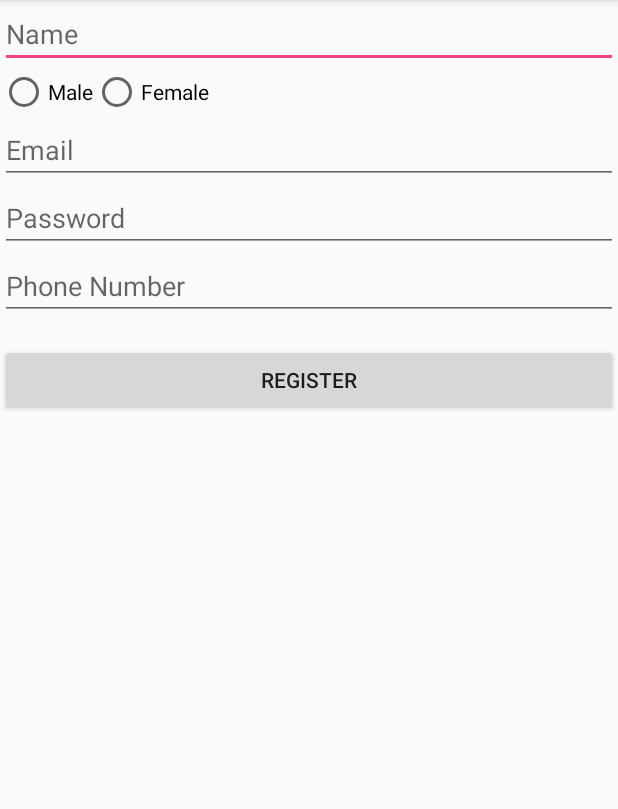
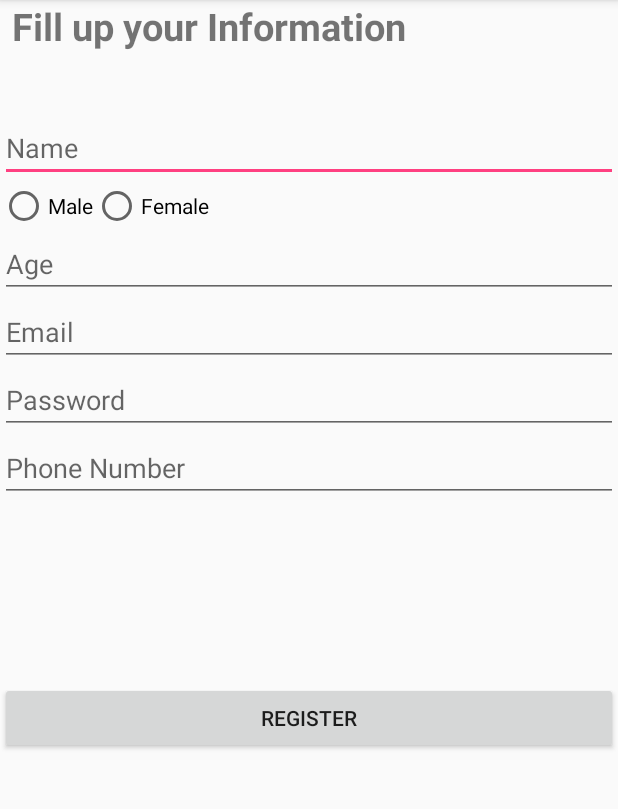
Before and after one commit to zhiweiwong96/abc, an Android app: the RegistrationActivity screen opened directly, with no data from a screen before it, on a phone screen of 412 x 824 dp, the part 84-893 px from its top. Run offline under Robolectric (Android 15) with nearby library versions, the phone set to English and light mode, and no system bars; our stand-ins replace Firebase (no records; nobody signed in at launch, a user with empty details on screens opened directly); 1 statement that could not run was skipped.

Commit message:
modifed some xml

```diff
--- a/app/src/main/java/com/example/zw/matchapp/RegistrationActivity.java
+++ b/app/src/main/java/com/example/zw/matchapp/RegistrationActivity.java
@@ -27,8 +27,8 @@ public class RegistrationActivity extends AppCompatActivity {
     private EditText mEmail, mPassword, mName;
     private RadioGroup mRadioGroup;
 
-    //add phone
-    private EditText mPhone;
+    //add phone and age
+    private EditText mPhone,mAge;
 
     private FirebaseAuth mAuth;
     private FirebaseAuth.AuthStateListener firebaseAuthStateListener;
@@ -58,6 +58,7 @@ public class RegistrationActivity extends AppCompatActivity {
         mPassword = findViewById(R.id.password);
         mRadioGroup = findViewById(R.id.radioGroup);
         mPhone = findViewById(R.id.phone);
+        mAge = findViewById(R.id.age);
 
         mRegister.setOnClickListener(new View.OnClickListener(){
             @Override
@@ -74,6 +75,7 @@ public class RegistrationActivity extends AppCompatActivity {
                 final String email = mEmail.getText().toString();
                 final String password = mPassword.getText().toString();
                 final String phone = mPhone.getText().toString();
+                final String age = mAge.getText().toString();
                 mAuth.createUserWithEmailAndPassword(email,password).addOnCompleteListener(RegistrationActivity.this, new OnCompleteListener<AuthResult>() {
                     @Override
                     public void onComplete(@NonNull Task<AuthResult> task) {
@@ -88,6 +90,7 @@ public class RegistrationActivity extends AppCompatActivity {
                             userInfo.put("sex",radioButton.getText().toString());
                             userInfo.put("profileImageUrl","default");
                             userInfo.put("phone",phone);
+                            userInfo.put("age",age);
 
                             currentUserDb.updateChildren(userInfo);
                         }
--- a/app/src/main/res/layout/activity_login.xml
+++ b/app/src/main/res/layout/activity_login.xml
@@ -10,9 +10,10 @@
         android:id="@+id/email"
         android:layout_width="0dp"
         android:layout_height="wrap_content"
-        android:layout_marginTop="96dp"
+        android:layout_marginTop="72dp"
         android:hint="Email"
         app:layout_constraintEnd_toEndOf="parent"
+        app:layout_constraintHorizontal_bias="0.0"
         app:layout_constraintStart_toStartOf="parent"
         app:layout_constraintTop_toTopOf="parent" />
 
@@ -20,6 +21,7 @@
         android:id="@+id/password"
         android:layout_width="0dp"
         android:layout_height="wrap_content"
+        android:layout_marginTop="12dp"
         android:hint="Password"
         app:layout_constraintEnd_toEndOf="parent"
         app:layout_constraintHorizontal_bias="0.0"
@@ -30,7 +32,7 @@
         android:id="@+id/login"
         android:layout_width="0dp"
         android:layout_height="wrap_content"
-        android:layout_marginTop="156dp"
+        android:layout_marginTop="284dp"
         android:text="Login"
         app:layout_constraintEnd_toEndOf="parent"
         app:layout_constraintHorizontal_bias="0.0"
--- a/app/src/main/res/layout/activity_registration.xml
+++ b/app/src/main/res/layout/activity_registration.xml
@@ -11,8 +11,10 @@
         android:id="@+id/name"
         android:layout_width="0dp"
         android:layout_height="wrap_content"
+        android:layout_marginTop="76dp"
         android:hint="Name"
         app:layout_constraintEnd_toEndOf="parent"
+        app:layout_constraintHorizontal_bias="0.0"
         app:layout_constraintStart_toStartOf="parent"
         app:layout_constraintTop_toTopOf="parent" />
 
@@ -44,13 +46,13 @@
         android:hint="Email"
         app:layout_constraintEnd_toEndOf="parent"
         app:layout_constraintStart_toStartOf="parent"
-        app:layout_constraintTop_toBottomOf="@+id/radioGroup" />
+        app:layout_constraintTop_toBottomOf="@+id/age" />
 
     <Button
         android:id="@+id/Register"
         android:layout_width="0dp"
         android:layout_height="wrap_content"
-        android:layout_marginTop="16dp"
+        android:layout_marginTop="120dp"
         android:text="Register"
         app:layout_constraintEnd_toEndOf="parent"
         app:layout_constraintHorizontal_bias="0.0"
@@ -61,11 +63,10 @@
         android:id="@+id/password"
         android:layout_width="0dp"
         android:layout_height="wrap_content"
-        android:layout_marginTop="45dp"
         android:hint="Password"
         app:layout_constraintEnd_toEndOf="parent"
         app:layout_constraintStart_toStartOf="parent"
-        app:layout_constraintTop_toTopOf="@+id/email" />
+        app:layout_constraintTop_toBottomOf="@+id/email" />
 
     <EditText
         android:id="@+id/phone"
@@ -78,4 +79,30 @@
         app:layout_constraintStart_toStartOf="parent"
         app:layout_constraintTop_toBottomOf="@+id/password" />
 
+    <EditText
+        android:id="@+id/age"
+        android:layout_width="0dp"
+        android:layout_height="wrap_content"
+        android:ems="10"
+        android:hint="Age"
+        android:inputType="phone"
+        app:layout_constraintEnd_toEndOf="parent"
+        app:layout_constraintStart_toStartOf="parent"
+        app:layout_constraintTop_toBottomOf="@+id/radioGroup" />
+
+    <TextView
+        android:id="@+id/textView13"
+        android:layout_width="match_parent"
+        android:layout_height="wrap_content"
+        android:layout_marginEnd="8dp"
+        android:layout_marginStart="8dp"
+        android:gravity="left"
+        android:textSize="25dp"
+        android:textStyle="bold"
+        android:text="Fill up your Information"
+        app:layout_constraintEnd_toEndOf="parent"
+        app:layout_constraintHorizontal_bias="0.0"
+        app:layout_constraintStart_toStartOf="parent"
+        app:layout_constraintTop_toTopOf="parent" />
+
 </android.support.constraint.ConstraintLayout>
--- a/app/src/main/res/layout/activity_settings.xml
+++ b/app/src/main/res/layout/activity_settings.xml
@@ -283,9 +283,12 @@
         android:layout_width="match_parent"
         android:layout_height="wrap_content"
         android:layout_gravity="center"
+        android:layout_marginEnd="8dp"
         android:layout_marginStart="8dp"
         android:text="confirm"
         app:layout_constraintBottom_toTopOf="@+id/back"
+        app:layout_constraintEnd_toEndOf="parent"
+        app:layout_constraintHorizontal_bias="0.0"
         app:layout_constraintStart_toStartOf="parent" />
 
 
@@ -294,9 +297,11 @@
         android:layout_width="match_parent"
         android:layout_height="wrap_content"
         android:layout_gravity="center"
+        android:layout_marginEnd="8dp"
         android:layout_marginStart="8dp"
         android:text="back"
         app:layout_constraintBottom_toBottomOf="parent"
+        app:layout_constraintEnd_toEndOf="parent"
         app:layout_constraintStart_toStartOf="parent" />
 
     <LinearLayout
```
Also changed, not shown: app/src/main/res/layout/activity_filter.xml (+20 -5 lines), app/src/main/res/layout/activity_login_registration.xml (+3 -4 lines).
